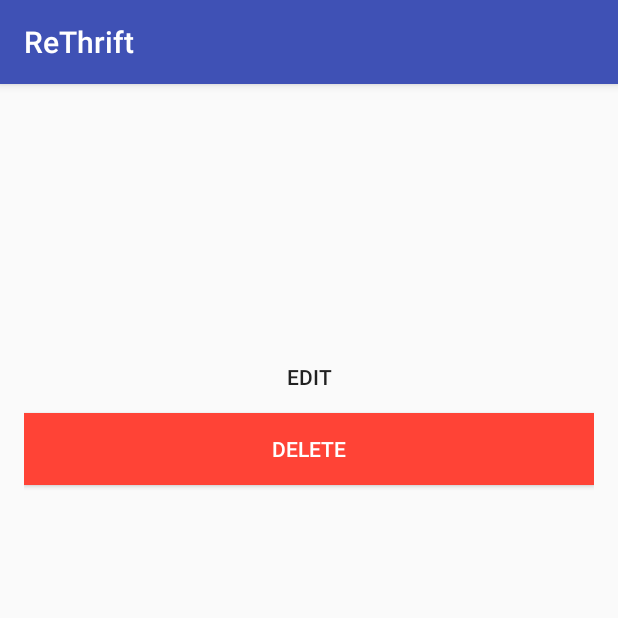
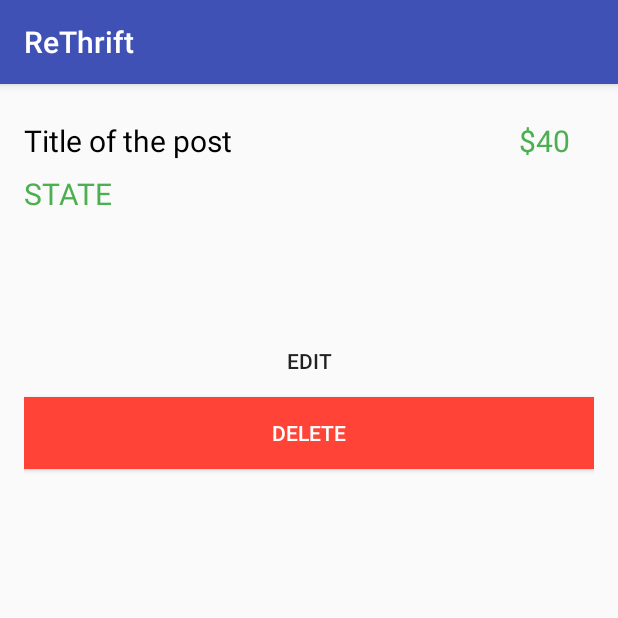
Before and after one commit to pointatnick/CS130Project, an Android app: the ViewMyPostActivity screen opened directly, with no data from a screen before it, on a phone screen of 412 x 824 dp, the top half of it. Run offline under Robolectric (Android 15) with nearby library versions, the phone set to English and light mode, and no system bars; our stand-ins replace CircleImageView.

Commit message:
Creating EditPost and activity_edit_post

```diff
--- a/ReThrift/app/src/main/AndroidManifest.xml
+++ b/ReThrift/app/src/main/AndroidManifest.xml
@@ -40,6 +40,7 @@
         <activity android:name=".WatchListActivity"/>
         <activity android:name=".ProfileActivity"/>
         <activity android:name=".ViewMyPostActivity"/>
+        <activity android:name=".EditPostActivity"/>
     </application>
 
 </manifest>
--- a/ReThrift/app/src/main/res/layout/activity_create_post.xml
+++ b/ReThrift/app/src/main/res/layout/activity_edit_post.xml
@@ -21,7 +21,7 @@
             android:imeOptions="actionNext"
             android:inputType="textCapWords"
             android:hint="@string/title_hint"
-            android:textSize="24sp"/>
+            android:textSize="20sp"/>
     </android.support.design.widget.TextInputLayout>
 
     <LinearLayout
@@ -74,7 +74,7 @@
         android:layout_width="wrap_content"
         android:layout_height="wrap_content"
         android:layout_gravity="bottom|end"
-        android:text="@string/create_post_btn"
+        android:text="@string/edit_post_btn"
         style="?android:attr/borderlessButtonStyle"
         android:onClick="addPost"/>
 
--- a/ReThrift/app/src/main/res/layout/activity_view_my_post.xml
+++ b/ReThrift/app/src/main/res/layout/activity_view_my_post.xml
@@ -21,7 +21,8 @@
             android:layout_height="wrap_content"
             android:layout_weight="1"
             android:textColor="@android:color/black"
-            android:textSize="24sp"/>
+            android:textSize="20sp"
+            android:text="Title of the post"/>
 
         <TextView
             android:id="@+id/price"
@@ -29,7 +30,8 @@
             android:layout_height="wrap_content"
             android:layout_marginRight="16dp"
             android:textColor="#4CAF50"
-            android:textSize="24sp"/>
+            android:textSize="20sp"
+            android:text="$40"/>
     </LinearLayout>
 
     <TextView
@@ -37,7 +39,8 @@
         android:layout_width="wrap_content"
         android:layout_height="wrap_content"
         android:textColor="#4CAF50"
-        android:textSize="24sp"/>
+        android:text="STATE"
+        android:textSize="20sp"/>
 
     <LinearLayout
         android:layout_width="match_parent"
@@ -96,7 +99,8 @@
         android:layout_width="match_parent"
         android:layout_height="wrap_content"
         android:layout_gravity="center"
-        android:text="@string/edit_btn"/>
+        android:text="@string/edit_btn"
+        android:onClick="editPost"/>
 
     <Button
         android:id="@+id/delete_btn"
@@ -104,6 +108,7 @@
         android:layout_height="wrap_content"
         android:background="#FF4336"
         android:textColor="@android:color/white"
-        android:text="@string/delete_btn"/>
+        android:text="@string/delete_btn"
+        android:onClick="deletePost"/>
 
 </LinearLayout>
--- a/ReThrift/app/src/main/res/layout/activity_view_post.xml
+++ b/ReThrift/app/src/main/res/layout/activity_view_post.xml
@@ -21,7 +21,7 @@
             android:layout_height="wrap_content"
             android:layout_weight="1"
             android:textColor="@android:color/black"
-            android:textSize="24sp"/>
+            android:textSize="20sp"/>
 
         <TextView
             android:id="@+id/price"
@@ -29,7 +29,7 @@
             android:layout_height="wrap_content"
             android:layout_marginRight="16dp"
             android:textColor="#4CAF50"
-            android:textSize="24sp"/>
+            android:textSize="20sp"/>
     </LinearLayout>
 
     <TextView
@@ -37,7 +37,7 @@
         android:layout_width="wrap_content"
         android:layout_height="wrap_content"
         android:textColor="#4CAF50"
-        android:textSize="24sp"/>
+        android:textSize="20sp"/>
 
     <LinearLayout
         android:layout_width="match_parent"
--- a/ReThrift/app/src/main/res/layout/card_layout.xml
+++ b/ReThrift/app/src/main/res/layout/card_layout.xml
@@ -43,7 +43,7 @@
                     android:layout_width="match_parent"
                     android:layout_height="wrap_content"
                     android:textColor="@android:color/black"
-                    android:textSize="24sp"/>
+                    android:textSize="20sp"/>
 
                 <TextView
                     android:id="@+id/location"
@@ -57,7 +57,7 @@
                 android:layout_width="wrap_content"
                 android:layout_height="wrap_content"
                 android:textColor="#4CAF50"
-                android:textSize="24sp"/>
+                android:textSize="20sp"/>
 
         </LinearLayout>
     </RelativeLayout>
--- a/ReThrift/app/src/main/res/values/strings.xml
+++ b/ReThrift/app/src/main/res/values/strings.xml
@@ -33,6 +33,7 @@
     <string name="contact_btn">Contact Seller</string>
     <string name="edit_btn">Edit</string>
     <string name="delete_btn">Delete</string>
+    <string name="edit_post_btn">Update</string>
 
     <string name="no_geocoder_available">No geocoder available</string>
     <string name="fetch_address">Fetch address</string>
```
Also changed, not shown: ReThrift/app/src/main/java/rethrift/rethrift/EditPostActivity.java (added, +7 -0 lines), ReThrift/app/src/main/java/rethrift/rethrift/ViewMyPostActivity.java (+6 -3 lines), ReThrift/app/src/main/res/layout/card_preview_layout.xml (+2 -5 lines).
